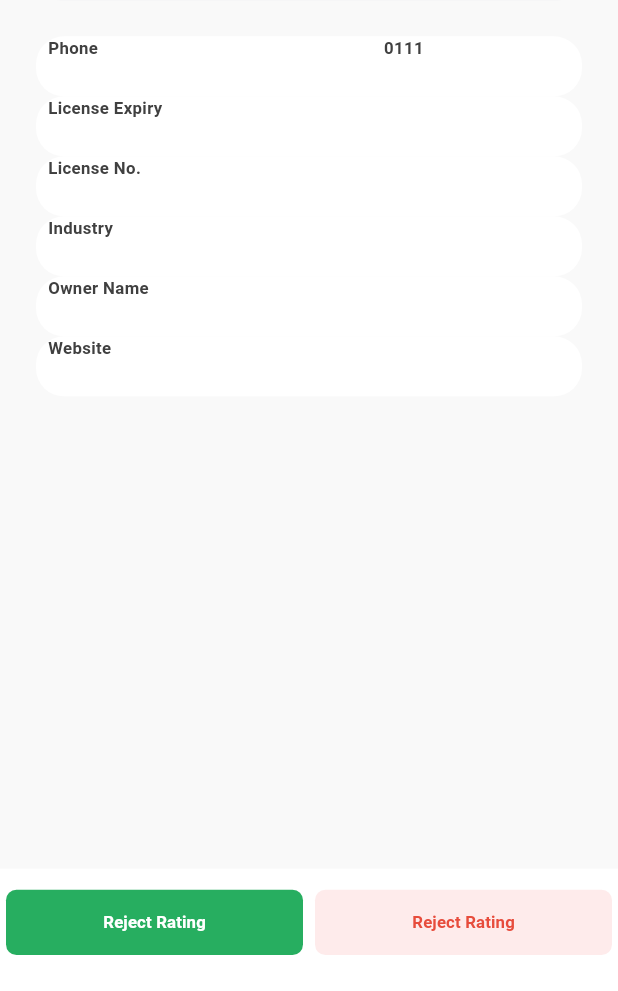
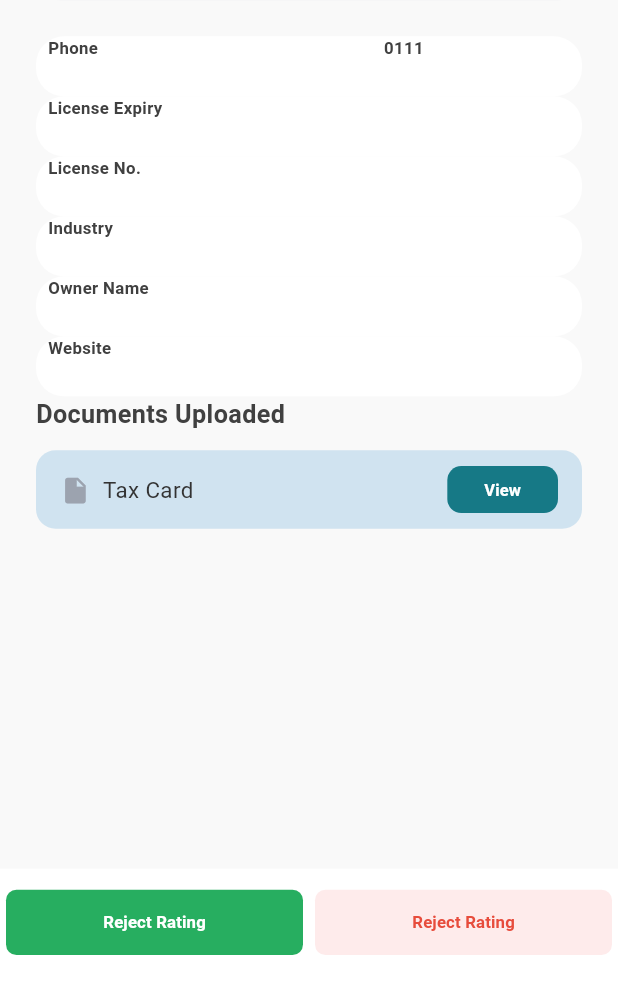
Before and after one commit to MryamAhmed/pharmacy-dashboard, a Flutter app: the PharmacyDetailsScreen screen opened directly with empty values, on a phone screen of 412 x 824 dp, the part 245-1236 px from its top. Run offline on Flutter 3.47's test engine with Material 3 defaults, Android fonts, the phone set to English and light mode, and no system bars; drawn by our look-alikes of auto_size_text; our stand-ins replace cached_network_image, dio, flutter_bloc, flutter_screenutil, flutter_secure_storage, flutter_svg and 11 more; accounts and stored records are empty; generated files the repository leaves out were written again; statements that could not run were skipped.

Commit message:
document upload widget

```diff
--- a/lib/core/constants/test_keys.dart
+++ b/lib/core/constants/test_keys.dart
@@ -128,6 +128,12 @@ class TestKeys {
   static const String pharmacyDetailsPhoneNumber = 'pharmacyDetailsPhoneNumber';
   static const String pharmacyDetailsPhoneNumberValue =
       'pharmacyDetailsPhoneNumberValue';
+  static const String pharmacyDetailsDocumentCard =
+      'pharmacyDetailsDocumentCard';
+  static const String pharmacyDetailsDocumentName =
+      'pharmacyDetailsDocumentName';
+  static const String pharmacyDetailsDocumentViewButton =
+      'pharmacyDetailsDocumentViewButton';
 
   // static const String pharmacyDetailsEmail = 'pharmacyDetailsEmail';
   // static const String pharmacyDetailsWebsite = 'pharmacyDetailsWebsite';
--- a/lib/core/themes/app_text_style.dart
+++ b/lib/core/themes/app_text_style.dart
@@ -106,4 +106,6 @@ class AppTextStyles {
       _style(24, FontWeight.bold, color: AppColors.textWhite);
   static TextStyle get bold28White =>
       _style(28, FontWeight.bold, color: AppColors.textWhite);
+  static TextStyle get bold14Black =>
+      _style(28, FontWeight.bold, color: AppColors.blackColor);
 }
--- a/lib/features/home/presentation/pharmacy_management_tab/pharmacy_details/screens/pharmacy_details_screen.dart
+++ b/lib/features/home/presentation/pharmacy_management_tab/pharmacy_details/screens/pharmacy_details_screen.dart
@@ -5,12 +5,14 @@ import 'package:gap/gap.dart';
 // Project imports:
 import '../../../../../../core/constants/app_values.dart';
 import '../../../../../../core/constants/test_keys.dart';
+import '../../../../../../core/extensions/build_context_localizations.dart';
 import '../../../../../../core/themes/app_colors.dart';
 import '../../../../../../core/themes/app_text_style.dart';
 import '../../../../../../shared/presentation/widgets/app_scaffold.dart';
 import '../../../rate_modules_tab/rate_details/presentation/rate_details/widgets/rate_details_bottom_navigators_widget.dart';
 import '../widgets/information_tab_widget.dart';
 import '../widgets/information_widget.dart';
+import '../widgets/pharmacy_document_widget.dart';
 import '../widgets/pharmacy_info_title.dart';
 
 class PharmacyDetailsScreen extends StatelessWidget {
@@ -24,24 +26,29 @@ class PharmacyDetailsScreen extends StatelessWidget {
       showAppBar: true,
       appBarTitleStyle: AppTextStyles.bold16,
       showBackButton: true,
-      mobileBody: const Center(
+      mobileBody: Center(
         child: Padding(
-          padding: EdgeInsets.symmetric(
+          padding: const EdgeInsets.symmetric(
             horizontal: AppPaddings.p24,
             vertical: AppPaddings.p4,
           ),
           child: Column(
             children: [
-              PharmacyInfoTitle(),
-              Gap(AppSpace.s8),
-              InformationTabWidget(),
-              Gap(AppSpace.s24),
-              InformationWidget(title: 'Phone', value: '0111'),
-              InformationWidget(title: 'License Expiry', value: ''),
-              InformationWidget(title: 'License No.', value: ''),
-              InformationWidget(title: 'Industry', value: ''),
-              InformationWidget(title: 'Owner Name', value: ''),
-              InformationWidget(title: 'Website', value: ''),
+              const PharmacyInfoTitle(),
+              const Gap(AppSpace.s8),
+              const InformationTabWidget(),
+              const Gap(AppSpace.s24),
+              const InformationWidget(title: 'Phone', value: '0111'),
+              const InformationWidget(title: 'License Expiry', value: ''),
+              const InformationWidget(title: 'License No.', value: ''),
+              const InformationWidget(title: 'Industry', value: ''),
+              const InformationWidget(title: 'Owner Name', value: ''),
+              const InformationWidget(title: 'Website', value: ''),
+
+              PharmacyDocumentWidget(
+                name: context.l10n.pharmacyDetailsTaxCard,
+                onViewPressed: () {},
+              ),
             ],
           ),
         ),
--- /dev/null
+++ b/lib/features/home/presentation/pharmacy_management_tab/pharmacy_details/widgets/pharmacy_document_widget.dart
@@ -0,0 +1,85 @@
+import 'package:flutter/material.dart';
+import 'package:flutter_screenutil/flutter_screenutil.dart';
+import 'package:gap/gap.dart';
+
+import '../../../../../../core/constants/app_values.dart';
+import '../../../../../../core/constants/test_keys.dart';
+import '../../../../../../core/extensions/build_context_localizations.dart';
+import '../../../../../../core/themes/app_colors.dart';
+import '../../../../../../core/themes/app_text_style.dart';
+import '../../../../../../shared/presentation/widgets/app_button_widget.dart';
+import '../../../../../../shared/presentation/widgets/app_text.dart';
+
+/// A single uploaded-document row on the pharmacy details screen:
+/// a file icon and the document [name] on the left, and a "View" button
+/// on the right that triggers [onViewPressed].
+class PharmacyDocumentWidget extends StatelessWidget {
+  const PharmacyDocumentWidget({
+    super.key,
+    required this.name,
+    this.onViewPressed,
+  });
+
+  /// Display name of the document (e.g. "Tax Card").
+  final String name;
+
+  /// Called when the "View" button is tapped.
+  final VoidCallback? onViewPressed;
+
+  @override
+  Widget build(BuildContext context) {
+    return Column(
+      crossAxisAlignment: CrossAxisAlignment.start,
+      children: [
+        AppText(
+          key: const ValueKey('${TestKeys.pharmacyDetailsPhoneNumberValue}'),
+          text: context.l10n.pharmacyDetailsDocumentsUploaded,
+          style: AppTextStyles.bold18,
+        ),
+        const Gap(AppSpace.s12),
+        Container(
+          key: const Key(TestKeys.pharmacyDetailsDocumentCard),
+          height: 56.h,
+          padding: const EdgeInsets.symmetric(horizontal: AppPaddings.p16),
+          decoration: BoxDecoration(
+            color: AppColors.textAvatarBackgroundColor,
+            borderRadius: BorderRadius.circular(14.r),
+          ),
+          child: Row(
+            children: [
+              Icon(
+                Icons.insert_drive_file,
+                size: 22.spMin,
+                color: AppColors.hintTextGray,
+              ),
+              const Gap(AppSpace.s8),
+              // Expanded lets long names shrink/ellipsize instead of pushing
+              // the "View" button off the card.
+              Expanded(
+                child: AppText(
+                  key: const Key(TestKeys.pharmacyDetailsDocumentName),
+                  text: name,
+                  style: AppTextStyles.regular16.copyWith(
+                    color: AppColors.textDarkGray,
+                  ),
+                  maxLines: 1,
+                ),
+              ),
+              // AppButtonWidget defaults to full width, so it gets an explicit
+              // width here; it must NOT be wrapped in Expanded.
+              AppButtonWidget(
+                key: const Key(TestKeys.pharmacyDetailsDocumentViewButton),
+                text: context.l10n.pharmacyDetailsViewButton,
+                onPressed: onViewPressed,
+                width: 72.w,
+                height: 36.h,
+                radius: 10,
+                style: AppTextStyles.bold16White,
+              ),
+            ],
+          ),
+        ),
+      ],
+    );
+  }
+}
--- a/lib/l10n/app_ar.arb
+++ b/lib/l10n/app_ar.arb
@@ -87,5 +87,8 @@
   "searchHint": "أبحث",
   "rateFilterVerified":"مُتحقَّق منه",
   "rateFilterPending":"قيد الانتظار",
-  "rateFilterSuspended":"معلق"
+  "rateFilterSuspended":"معلق",
+  "pharmacyDetailsDocumentsUploaded": "المستندات المرفوعة",
+  "pharmacyDetailsTaxCard": "البطاقة الضريبية",
+  "pharmacyDetailsViewButton": "عرض"
 }
--- a/lib/l10n/app_en.arb
+++ b/lib/l10n/app_en.arb
@@ -158,6 +158,8 @@
   "searchHint": "ٍSearch",
   "rateFilterVerified":"Verified",
   "rateFilterPending":"Pending",
-  "rateFilterSuspended":"Suspended"
-
+  "rateFilterSuspended":"Suspended",
+  "pharmacyDetailsDocumentsUploaded": "Documents Uploaded",
+  "pharmacyDetailsTaxCard": "Tax Card",
+  "pharmacyDetailsViewButton": "View"
 }
```
Also changed, not shown: 1 other file.
